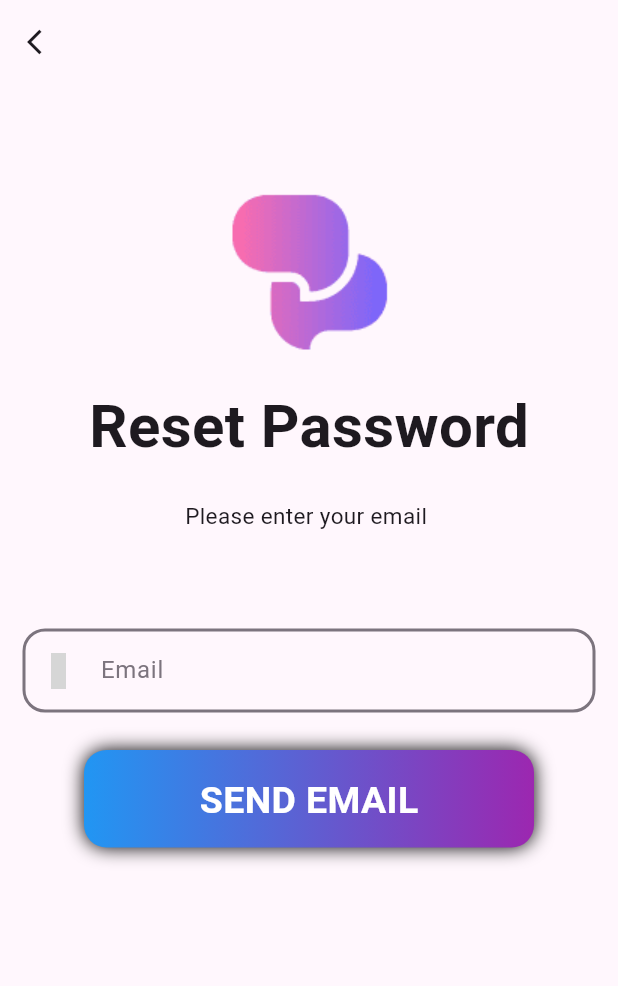
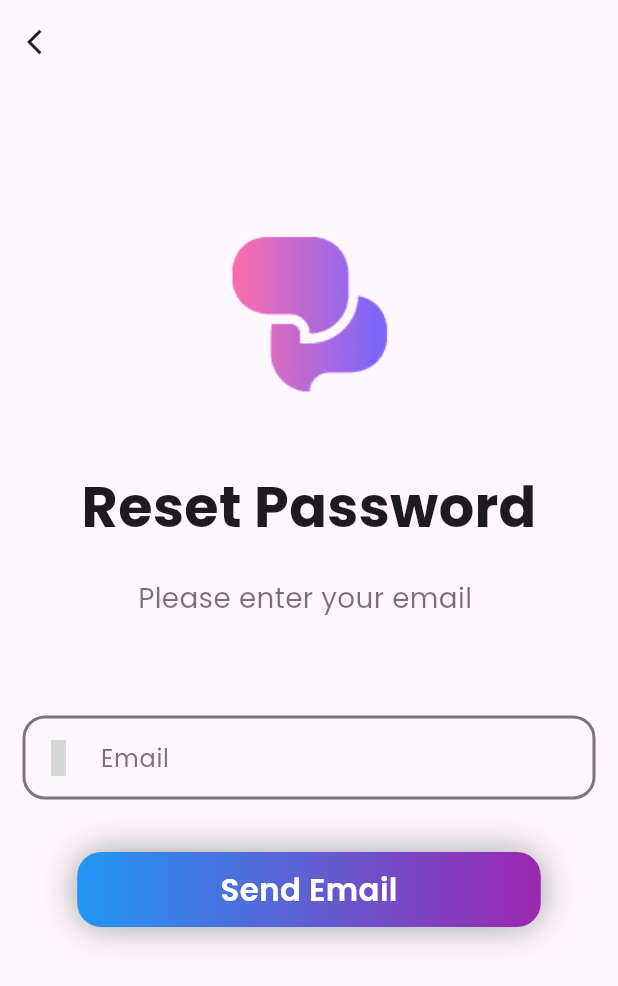
Before and after one commit to toqua1/ChatApp, a Flutter app: the Login screen opened directly, after a tap on "Forget Password?", on a phone screen of 412 x 824 dp. Shown: the top 986 px of the screen. Run offline on Flutter 3.47's test engine with Material 3 defaults, Android fonts, the phone set to English and light mode, and no system bars; drawn by our look-alikes of modal_progress_hud_nsn; our stand-ins replace bloc, cached_network_image, cloud_firestore, curved_labeled_navigation_bar, device_preview, dio and 14 more; accounts and stored records are empty; network calls fail; project files that could hold a hidden picture were left out; grey boxes are pictures that could not be loaded.

Commit message:
Responsive Signing screens

```diff
--- a/lib/provider/provider.dart
+++ b/lib/provider/provider.dart
@@ -25,6 +25,7 @@
   }
 
 getUserDetails()async{
+    if(FirebaseAuth.instance.currentUser != null){
       String myId = FirebaseAuth.instance.currentUser!.uid;
       await FirebaseFirestore.instance
           .collection('users')
@@ -41,6 +42,8 @@
       );
       notifyListeners();
     }
+}
+
 changeMode(bool dark)async{
   final SharedPreferences sharedPreferences=
   await SharedPreferences.getInstance();
--- a/lib/screens/Signing/screens/forget_screen.dart
+++ b/lib/screens/Signing/screens/forget_screen.dart
@@ -1,8 +1,8 @@
+import 'package:chatapp/screens/splash_screen/widgets/button.dart';
 import 'package:firebase_auth/firebase_auth.dart';
 import 'package:flutter/material.dart';
 import 'package:iconsax/iconsax.dart';
 import 'package:modal_progress_hud_nsn/modal_progress_hud_nsn.dart';
-
 import '../../../helper/Text/custom_textfield.dart';
 
 class ForgetPass extends StatefulWidget {
@@ -22,6 +22,8 @@
   GlobalKey<FormState>formKey= GlobalKey() ;
   @override
   Widget build(BuildContext context) {
+    var size=MediaQuery.of(context).size;
+
     return ModalProgressHUD(
       inAsyncCall: isLoading,
       child: Scaffold(
@@ -46,24 +48,8 @@
                     const SizedBox(
                       height: 50,
                     ),
-                    const Center(
-                      child: Column(
-                        children: [
-                                  Image(image: AssetImage("assetsEdited/logo2.png" )
-                                    ,width: 150,
-                                  ),
-                                  Text("Reset Password",style: TextStyle(
-                                    fontSize: 40,fontWeight: FontWeight.bold,
-                                    // color: Colors.white,
-                                  ),),
-                                  SizedBox(
-                                    height: 20,
-                                  ),
-                                  Text("Please enter your email ",style: TextStyle(
-                                    fontSize: 15,fontWeight: FontWeight.w400,
-                                  ),),
-                        ],
-                      ),
+                    Center(
+                      child: LogoAndTitleForgetPass(size: size),
                     ),
                     const SizedBox(
                       height: 60,
@@ -86,7 +72,7 @@
                       ),
                     ),
                     const SizedBox(
-                      height: 10,
+                      height: 20,
                     ),
                     InkWell(
                       onTap: () async{
@@ -104,35 +90,7 @@
                          SnackBar(
                         content:Text(error.toString())))});
                       }
-                      ,child: Container(
-                      padding: const EdgeInsets.all(16),
-                      margin: const EdgeInsets.only(left: 25,right: 25),
-                      alignment: Alignment.center,
-                      width: 300,
-                      height:65,
-                      decoration: BoxDecoration(
-                        boxShadow: const [
-                          BoxShadow(
-                            offset: Offset(0.0,0.0),
-                            blurRadius: 10,
-                          ),
-                        ],
-                        gradient: const LinearGradient(
-                          begin: Alignment.centerLeft,
-                          end: Alignment.centerRight,
-                          colors: [
-                            Colors.blue,
-                            Colors.purple,
-                          ],
-                        ),
-                        color: Colors.black,
-                        borderRadius: BorderRadius.circular(15),
-                      ),
-                      child: Text("send email".toUpperCase(),style: const
-                      TextStyle(
-                        fontWeight: FontWeight.w600, fontSize: 25 ,color: Colors.white,
-                      ),),
-                    ),
+                      ,child: Button(size: size, t1: "Send Email"),
                     ),
                   ],
                 ),
@@ -145,3 +103,35 @@
   }
 
 }
+
+class LogoAndTitleForgetPass extends StatelessWidget {
+  const LogoAndTitleForgetPass({
+    super.key,
+    required this.size,
+  });
+
+  final Size size;
+
+  @override
+  Widget build(BuildContext context) {
+    return Column(
+      children: [
+                Image(image: const AssetImage("assetsEdited/logo2.png" )
+                  ,width: size.width*0.5,
+                ),
+                Text("Reset Password",style: TextStyle(
+                  fontSize: size.width*0.09,
+                  fontWeight: FontWeight.bold,
+                  // color: Colors.white,
+                ),),
+                const SizedBox(
+                  height: 20,
+                ),
+                Text("Please enter your email ",style: TextStyle(
+                  fontSize: size.width*0.045,fontWeight:
+                FontWeight.w400,color: Colors.black54
+                ),),
+      ],
+    );
+  }
+}
--- a/lib/screens/Signing/screens/login.dart
+++ b/lib/screens/Signing/screens/login.dart
@@ -1,6 +1,5 @@
 import 'package:chatapp/screens/Signing/screens/signup.dart';
 import 'package:chatapp/screens/Signing/widgets/logo_and_title.dart';
-import 'package:chatapp/screens/Signing/widgets/outlined_button_ui.dart';
 import 'package:firebase_auth/firebase_auth.dart';
 import 'package:flutter/material.dart';
 import 'package:iconsax/iconsax.dart';
@@ -8,6 +7,7 @@
 import '../../../Holding.dart';
 import '../../../helper/Text/custom_textfield.dart';
 import '../../../helper/snackBar.dart';
+import '../../splash_screen/widgets/button.dart';
 import 'forget_screen.dart';
 
 class Login extends StatefulWidget {
@@ -28,6 +28,8 @@
 
   @override
   Widget build(BuildContext context) {
+    var size=MediaQuery.of(context).size;
+
     return ModalProgressHUD(
       inAsyncCall: isLoading,
       child: Scaffold(
@@ -93,23 +95,9 @@
                               : const Icon(Iconsax.eye),
                         ),
                       ),
-                  Align(
+                  const Align(
                     alignment: Alignment.centerRight,
-                    child: GestureDetector(
-                      onTap: () {
-                        Navigator.push(
-                          context,
-                          MaterialPageRoute(builder: (context) => const ForgetPass()),
-                        );
-                      },
-                      child: const Padding(
-                        padding: EdgeInsets.only(top: 5),
-                        child: Text(
-                          "Forget Password?",
-                          style: TextStyle(fontWeight: FontWeight.w500),
-                        ),
-                      ),
-                    ),
+                    child: ForgetPassPart(),
                   ),
                     ],
                   ),
@@ -140,10 +128,10 @@
                           setState(() => isLoading = false);
                         }
                       },
-                      child: const Button(),
+                      child: Button(size: size, t1: 'Login',),
                     ),
                     const SizedBox(height: 20),
-                    const OutlinedButtonUi(),
+                    NotHaveAccount(size: size),
                   ],
                 ),
               ),
@@ -163,41 +151,61 @@
 
 }
 
-class Button extends StatelessWidget {
-  const Button({
+class ForgetPassPart extends StatelessWidget {
+  const ForgetPassPart({
     super.key,
   });
 
   @override
   Widget build(BuildContext context) {
-    return Container(
-    // padding: const EdgeInsets.all(16),
-    margin: const EdgeInsets.only(left: 25,right: 25),
-    alignment: Alignment.center,
-    // width:64,
-    height: 50,
-    decoration: BoxDecoration(
-      boxShadow: const [
-        BoxShadow(
-          offset: Offset(0.0,0.0),
-          blurRadius: 10,
+    return GestureDetector(
+      onTap: () {
+        Navigator.push(
+          context,
+          MaterialPageRoute(builder: (context) => const ForgetPass()),
+        );
+      },
+      child: const Padding(
+        padding: EdgeInsets.only(top: 5),
+        child: Text(
+          "Forget Password?",
+          style: TextStyle(fontWeight: FontWeight.w500 ,color: Colors.black54),
         ),
-      ],
-      gradient: const LinearGradient(
-        begin: Alignment.centerLeft,
-        end: Alignment.centerRight,
-        colors: [
-          Colors.blue,
-          Colors.purple,
-        ],
       ),
-      color: Colors.black,
-      borderRadius: BorderRadius.circular(10),
-    ),
-    child: Text("Login".toUpperCase(),style: const TextStyle(
-        fontWeight: FontWeight.w600 ,color: Colors
-        .white, fontSize: 20
-    ),),
     );
   }
 }
+
+class NotHaveAccount extends StatelessWidget {
+  const NotHaveAccount({
+    super.key, required this.size,
+  });
+  final Size size ;
+
+  @override
+  Widget build(BuildContext context) {
+    return Row(
+      mainAxisAlignment: MainAxisAlignment.center,
+      crossAxisAlignment: CrossAxisAlignment.center,
+      children: [
+        const Text(
+          "Don't have an account ?",
+          style: TextStyle(color: Colors.black54),
+        ),
+        TextButton(
+          onPressed: () {
+            Navigator.push(context,
+                MaterialPageRoute(builder: (context) => const SignUp()));
+          },
+          child: const Text(
+            "Sign up",
+            style: TextStyle(
+              fontWeight: FontWeight.w800,
+              color: Colors.black,
+            ),
+          ),
+        ),
+      ],
+    );
+  }
+}
--- a/lib/screens/Signing/widgets/outlined_button_ui.dart
+++ b/lib/screens/Signing/widgets/outlined_button_ui.dart
@@ -15,7 +15,7 @@
       ),
       onPressed: () {
         Navigator.push(context,
-            MaterialPageRoute(builder: (context)=>const signup())
+            MaterialPageRoute(builder: (context)=>const SignUp())
         );
       },
       child: Text(
--- /dev/null
+++ b/lib/screens/splash_screen/widgets/button.dart
@@ -0,0 +1,46 @@
+import 'package:flutter/material.dart';
+
+class Button extends StatelessWidget {
+  const Button({
+    super.key, required this.size, required this.t1,
+  });
+  final Size size ;
+  final String t1 ;
+
+  @override
+  Widget build(BuildContext context) {
+    return Container(
+      // padding: const EdgeInsets.all(16),
+      // margin: const EdgeInsets.only(left: 25,right: 25),
+      alignment: Alignment.center,
+      width:size.width - (0.25*size.width),
+      height: 50,
+      decoration: BoxDecoration(
+        boxShadow: const [
+          BoxShadow(
+            color: Colors.grey,
+            // offset: Offset(-5,-5),
+            blurRadius: 20,
+          ),
+        ],
+        gradient: const LinearGradient(
+          begin: Alignment.centerLeft,
+          end: Alignment.centerRight,
+          colors: [
+            Colors.blue,
+            Colors.purple,
+          ],
+        ),
+        color: Colors.black,
+        borderRadius: BorderRadius.circular(16),
+      ),
+      child: Text(
+        t1,
+        style: TextStyle(
+            fontWeight: FontWeight.w600 ,
+            color: Colors.white,
+            fontSize: size.width *0.05
+        ),),
+    );
+  }
+}
--- a/pubspec.yaml
+++ b/pubspec.yaml
@@ -39,6 +39,7 @@
   dio: ^5.7.0
   photo_view: ^0.15.0
   flutter_dotenv: ^5.2.1
+  google_fonts: ^6.2.1
 
 dev_dependencies:
   flutter_test:
```
Also changed, not shown: lib/main.dart (+2 -10 lines), lib/screens/Signing/screens/signup.dart (+128 -124 lines), lib/screens/splash_screen/screens/splash2.dart (deleted, +0 -55 lines), pubspec.lock. Lines whose indentation alone changed are shown as unchanged.
